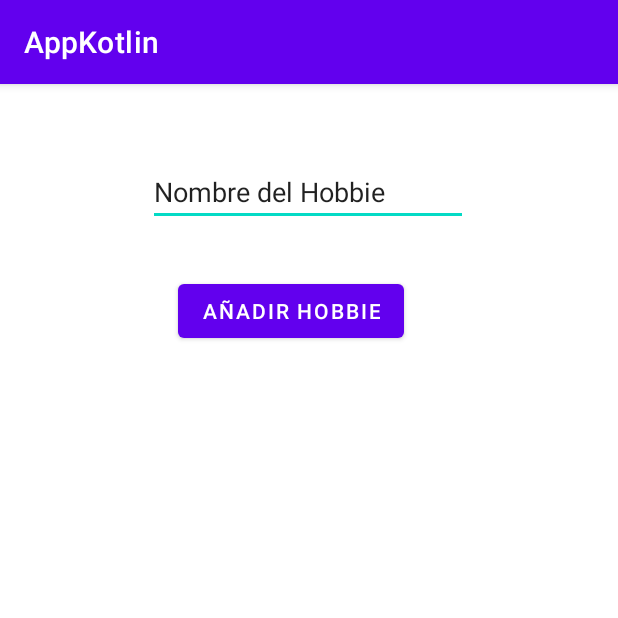
After one commit to UO264804/kotlin-uo264804-uo264651, an Android app: the AddHobbiesActivity screen opened directly, with no data from a screen before it, on a phone screen of 412 x 824 dp, the top half of it. The commit adds this screen. Run offline under Robolectric (Android 15) with nearby library versions, the phone set to English and light mode, and no system bars.

Commit message:
Primer intento de añadir a la lista elementos pero aun no funciona

```diff
--- /dev/null
+++ b/app/src/main/java/es/uniovi/appkotlin/AddHobbiesActivity.kt
@@ -0,0 +1,27 @@
+package es.uniovi.appkotlin
+
+import android.content.Intent
+import android.os.Bundle
+import androidx.appcompat.app.AppCompatActivity
+import es.uniovi.appkotlin.databinding.ActivityAddHobbiesBinding
+
+
+class AddHobbiesActivity : AppCompatActivity()
+{
+    lateinit var binding: ActivityAddHobbiesBinding
+    override fun onCreate(savedInstanceState: Bundle?)
+    {
+        super.onCreate(savedInstanceState)
+        binding = ActivityAddHobbiesBinding.inflate(layoutInflater)
+        val view = binding.root
+        setContentView(view)
+
+        binding.btnAñadir.setOnClickListener {
+            val dat: String = binding.nombreHobbie.text.toString()
+            val returnIntent = Intent()
+            returnIntent.putExtra("nombreHobbie", dat)
+            setResult(RESULT_OK, returnIntent)
+            finish()
+        }
+    }
+}
--- a/app/src/main/java/es/uniovi/appkotlin/HobbiesAdapter.kt
+++ b/app/src/main/java/es/uniovi/appkotlin/HobbiesAdapter.kt
@@ -7,7 +7,6 @@ import android.view.View
 import android.view.ViewGroup
 import android.widget.ImageView
 import android.widget.TextView
-import android.widget.Toast
 import androidx.recyclerview.widget.RecyclerView
 
 class HobbiesAdapter(private val context: Context, private val hobbies: List<Hobby>) : RecyclerView.Adapter<HobbiesAdapter.MyViewHolder>()
--- a/app/src/main/java/es/uniovi/appkotlin/MainActivity.kt
+++ b/app/src/main/java/es/uniovi/appkotlin/MainActivity.kt
@@ -27,7 +27,7 @@ class MainActivity : AppCompatActivity()
         }
 
         binding.sendLogin.setOnClickListener {
-           showToast(resources.getString(R.string.btn_login_toast))
+            showToast(resources.getString(R.string.btn_login_toast))
             Log.i(TAG,"se ha pulsado el boton de login")
             var userLogin: String = binding.login.text.toString()
             var intent:Intent = Intent(this,SecondActivity::class.java)
--- /dev/null
+++ b/app/src/main/res/layout/activity_add_hobbies.xml
@@ -0,0 +1,34 @@
+<?xml version="1.0" encoding="utf-8"?>
+<androidx.constraintlayout.widget.ConstraintLayout xmlns:android="http://schemas.android.com/apk/res/android"
+    xmlns:app="http://schemas.android.com/apk/res-auto"
+    xmlns:tools="http://schemas.android.com/tools"
+    android:layout_width="match_parent"
+    android:layout_height="match_parent"
+    tools:context=".AddHobbiesActivity">
+
+    <Button
+        android:id="@+id/btnAñadir"
+        android:layout_width="wrap_content"
+        android:layout_height="wrap_content"
+        android:text="Añadir Hobbie"
+        app:layout_constraintBottom_toBottomOf="parent"
+        app:layout_constraintEnd_toEndOf="parent"
+        app:layout_constraintHorizontal_bias="0.455"
+        app:layout_constraintStart_toStartOf="parent"
+        app:layout_constraintTop_toTopOf="parent"
+        app:layout_constraintVertical_bias="0.177" />
+
+    <EditText
+        android:id="@+id/nombreHobbie"
+        android:layout_width="wrap_content"
+        android:layout_height="wrap_content"
+        android:ems="10"
+        android:inputType="textPersonName"
+        android:text="Nombre del Hobbie"
+        app:layout_constraintBottom_toBottomOf="parent"
+        app:layout_constraintEnd_toEndOf="parent"
+        app:layout_constraintHorizontal_bias="0.497"
+        app:layout_constraintStart_toStartOf="parent"
+        app:layout_constraintTop_toTopOf="parent"
+        app:layout_constraintVertical_bias="0.068" />
+</androidx.constraintlayout.widget.ConstraintLayout>
--- a/app/src/main/res/values/strings.xml
+++ b/app/src/main/res/values/strings.xml
@@ -8,5 +8,5 @@
     <string name="btn_recyclerviewdemo">Recycler View Demo</string>
     <string name="btn_cambiarVentana">change window</string>
     <string name="btn_login_toast">logging in...</string>
-
+    <string name="codigoCancel">No se ha devuelto ningun hobbie</string>
 </resources>
--- a/build.gradle
+++ b/build.gradle
@@ -6,7 +6,7 @@ buildscript {
         jcenter()
     }
     dependencies {
-        classpath "com.android.tools.build:gradle:4.1.1"
+        classpath 'com.android.tools.build:gradle:4.1.2'
         classpath "org.jetbrains.kotlin:kotlin-gradle-plugin:$kotlin_version"
 
         // NOTE: Do not place your application dependencies here; they belong
```
Also changed, not shown: app/src/main/AndroidManifest.xml (+5 -2 lines), app/src/main/java/es/uniovi/appkotlin/HobbiesActivity.kt (+33 -1 lines), app/src/main/res/layout/activity_hobbies.xml (+20 -5 lines), 1 other file.
